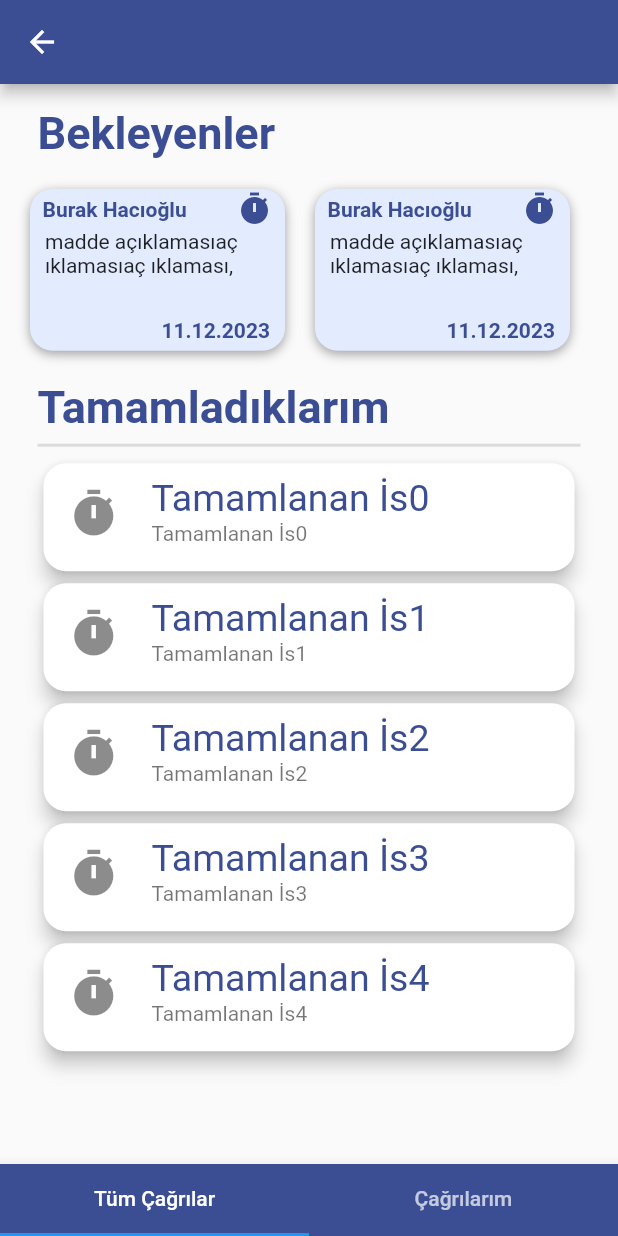
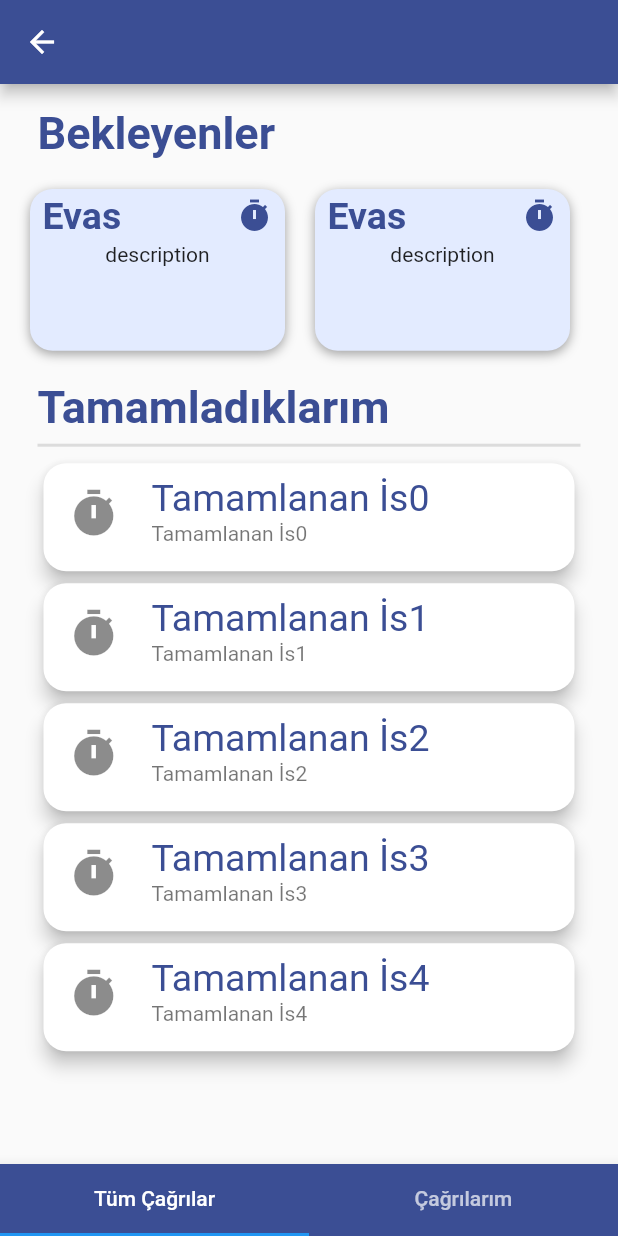
Before and after one commit to meteozdn/MosTakip, a Flutter app: the EmployeeController screen opened directly, on a phone screen of 412 x 824 dp. Run offline on Flutter 3.47's test engine with Material 2 defaults, Android fonts, the phone set to English and light mode, and no system bars; our stand-ins replace syncfusion_flutter_charts; missing offline and left inert: sql_conn; network calls fail.

Commit message:
costumer verileri kullanıcı ve task tabanlı oluşturuldu.

```diff
--- a/lib/View/Employee/employeeAllTasks.dart
+++ b/lib/View/Employee/employeeAllTasks.dart
@@ -8,6 +8,7 @@ import 'package:takip_sistem_mos/styles/text_styles.dart';
 
 import '../../components/cards/list_tile.dart';
 import '../../components/texts/text.dart';
+import '../../models/task_model.dart';
 
 //import 'package:expansion_tile_card/expansion_tile_card.dart';
 
@@ -28,11 +29,29 @@ class _EmployeeAllTasksPageState extends State<EmployeeAllTasksPage> {
     double screenHeight = MediaQuery.of(context).size.height;
 
     @override
-    List topCards = const [
+    List topCards = [
       TopTaskCard(
+        name: "Kenan",
         color: MosDestekColors.aliceBlue,
+        task: TaskModel(
+            id: 1,
+            reqUserID: 2,
+            respUserID: 3,
+            isRespOnTime: true,
+            isDone: false,
+            isInDeadline: true,
+            description: "description"),
       ),
       TopTaskCard(
+        name: "Kenan",
+        task: TaskModel(
+            id: 1,
+            reqUserID: 2,
+            respUserID: 3,
+            isRespOnTime: true,
+            isDone: false,
+            isInDeadline: true,
+            description: "description"),
         color: MosDestekColors.aliceBlue,
       ),
     ];
--- a/lib/components/cards/tamamlanan_card.dart
+++ b/lib/components/cards/tamamlanan_card.dart
@@ -1,14 +1,19 @@
 import 'package:flutter/material.dart';
 import 'package:takip_sistem_mos/Assets/colors.dart';
+import 'package:takip_sistem_mos/models/task_model.dart';
 import 'package:takip_sistem_mos/styles/text_styles.dart';
 
 import '../../styles/paddings.dart';
 
 class TopTaskCard extends StatelessWidget {
   final Color color;
+  final TaskModel task;
+  final String name;
   const TopTaskCard({
     super.key,
     required this.color,
+    required this.task,
+    required this.name,
   });
 
   @override
@@ -31,18 +36,19 @@ class TopTaskCard extends StatelessWidget {
             flex: 1,
             child: Padding(
               padding: ProjectPaddings.mainHorizontalPadding / 3,
-              child: const Stack(
+              child: Stack(
                 alignment: Alignment.centerRight,
                 children: [
                   Row(
                     children: [
                       Text(
-                        "Burak Hacıoğlu",
-                        style: MosTextStyles.boldToryBlueTextStyle,
+                        "Evas",
+                        style: MosTextStyles.boldToryBlueTextStyle
+                            .copyWith(fontSize: 25),
                       )
                     ],
                   ),
-                  Icon(
+                  const Icon(
                     Icons.timer,
                     color: MosDestekColors.toryBlue,
                   )
@@ -50,31 +56,16 @@ class TopTaskCard extends StatelessWidget {
               ),
             ),
           ),
-          const Expanded(
+          Expanded(
             flex: 2,
             child: Padding(
-              padding: EdgeInsets.symmetric(horizontal: 10.0),
+              padding: const EdgeInsets.symmetric(horizontal: 10.0),
               child: Text(
-                "madde açıklamasıaç ıklamasıaç ıklaması,",
+                task.description,
                 overflow: TextOverflow.fade,
                 maxLines: 3,
                 softWrap: true,
               ),
-            ),
-          ),
-          const Expanded(
-            flex: 1,
-            child: Row(
-              mainAxisAlignment: MainAxisAlignment.end,
-              children: [
-                Padding(
-                  padding: EdgeInsets.only(right: 10.0),
-                  child: Text(
-                    "11.12.2023",
-                    style: MosTextStyles.boldToryBlueTextStyle,
-                  ),
-                )
-              ],
             ),
           ),
         ],
--- a/lib/main.dart
+++ b/lib/main.dart
@@ -1,10 +1,12 @@
 import 'package:flutter/material.dart';
 import 'package:takip_sistem_mos/View/Admin/controller/admin_controller.dart';
+import 'package:takip_sistem_mos/View/Admin/musteriler.dart';
 import 'package:takip_sistem_mos/View/Company/controller/company_controller.dart';
 import 'package:takip_sistem_mos/View/Employee/controller/employee_controller.dart';
 import 'package:takip_sistem_mos/View/Employee/employeeAllTasks.dart';
 import 'package:takip_sistem_mos/View/Login_Register_Pages/login_page.dart';
 import 'package:takip_sistem_mos/View/Login_Register_Pages/register_page.dart';
+import 'package:takip_sistem_mos/tests/push%20test.dart';
 import '../Assets/colors.dart';
 
 void main() {
```
Also changed, not shown: lib/View/Admin/calisanlar.dart (+5 -6 lines), lib/View/Company/controller/company_controller.dart (+74 -47 lines), lib/View/Employee/employeeMyTasks.dart (+11 -1 lines), lib/tests/push test.dart (added, +24 -0 lines).
